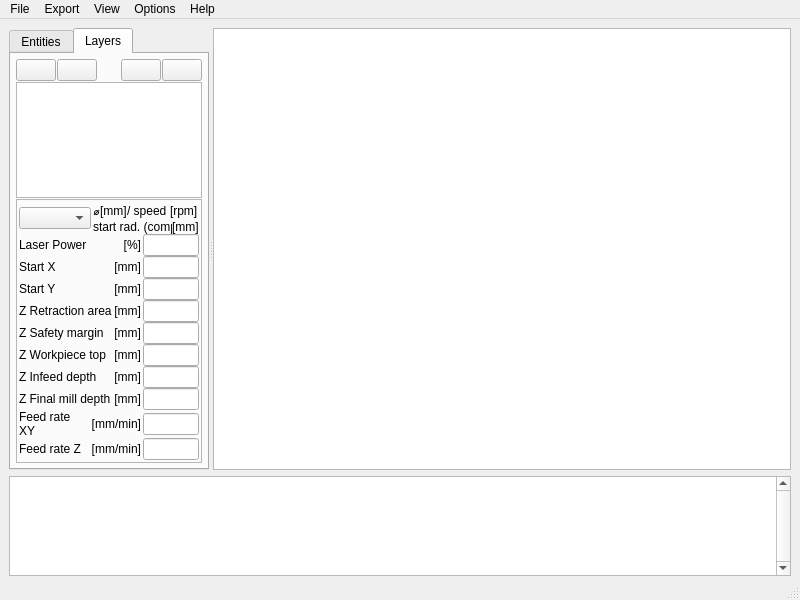
Qt form dxf2gcode.ui (Poofjunior/dxf2gcode) before a commit.
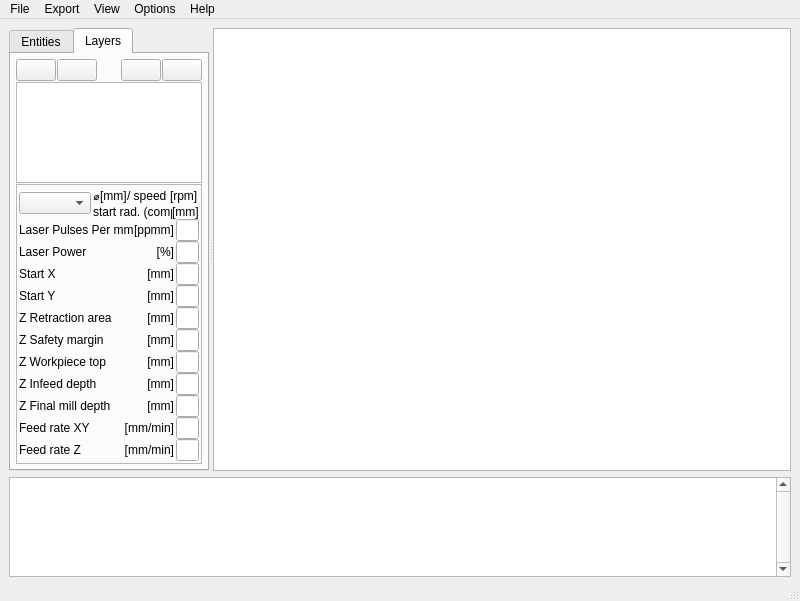
The same form after that commit. Icons and pictures are not drawn. Custom widgets are drawn as their Qt base class.

Commit message: implemented ppmm and laser power level for each shape

```diff
--- a/dxf2gcode.ui
+++ b/dxf2gcode.ui
@@ -10,7 +10,7 @@
     <x>0</x>
     <y>0</y>
     <width>800</width>
-    <height>600</height>
+    <height>601</height>
    </rect>
   </property>
   <property name="windowTitle">
@@ -410,7 +410,7 @@
               <property name="verticalSpacing">
                <number>0</number>
               </property>
-              <item row="3" column="1">
+              <item row="5" column="1">
                <widget class="QLineEdit" name="startAtYLineEdit">
                 <property name="sizePolicy">
                  <sizepolicy hsizetype="Preferred" vsizetype="Fixed">
@@ -420,7 +420,7 @@
                 </property>
                </widget>
               </item>
-              <item row="7" column="1">
+              <item row="9" column="1">
                <widget class="QLineEdit" name="zInitialMillDepthLineEdit">
                 <property name="sizePolicy">
                  <sizepolicy hsizetype="Preferred" vsizetype="Fixed">
@@ -433,7 +433,7 @@
                 </property>
                </widget>
               </item>
-              <item row="10" column="0">
+              <item row="12" column="0">
                <layout class="QHBoxLayout" name="horizontalLayout_13">
                 <property name="spacing">
                  <number>2</number>
@@ -466,7 +466,7 @@
                 </item>
                </layout>
               </item>
-              <item row="9" column="0">
+              <item row="11" column="0">
                <layout class="QHBoxLayout" name="horizontalLayout_12">
                 <property name="spacing">
                  <number>2</number>
@@ -496,7 +496,7 @@
                 </item>
                </layout>
               </item>
-              <item row="8" column="1">
+              <item row="10" column="1">
                <widget class="QLineEdit" name="zInfeedDepthLineEdit">
                 <property name="sizePolicy">
                  <sizepolicy hsizetype="Preferred" vsizetype="Fixed">
@@ -506,7 +506,7 @@
                 </property>
                </widget>
               </item>
-              <item row="8" column="0">
+              <item row="10" column="0">
                <layout class="QHBoxLayout" name="horizontalLayout_11">
                 <property name="spacing">
                  <number>2</number>
@@ -536,7 +536,7 @@
                 </item>
                </layout>
               </item>
-              <item row="6" column="1">
+              <item row="8" column="1">
                <widget class="QLineEdit" name="zSafetyMarginLineEdit">
                 <property name="sizePolicy">
                  <sizepolicy hsizetype="Preferred" vsizetype="Fixed">
@@ -546,7 +546,7 @@
                 </property>
                </widget>
               </item>
-              <item row="9" column="1">
+              <item row="11" column="1">
                <widget class="QLineEdit" name="zFinalMillDepthLineEdit">
                 <property name="sizePolicy">
                  <sizepolicy hsizetype="Preferred" vsizetype="Fixed">
@@ -556,7 +556,7 @@
                 </property>
                </widget>
               </item>
-              <item row="6" column="0">
+              <item row="8" column="0">
                <layout class="QHBoxLayout" name="horizontalLayout_9">
                 <property name="spacing">
                  <number>2</number>
@@ -586,7 +586,7 @@
                 </item>
                </layout>
               </item>
-              <item row="4" column="1">
+              <item row="6" column="1">
                <widget class="QLineEdit" name="zRetractionArealLineEdit">
                 <property name="sizePolicy">
                  <sizepolicy hsizetype="Preferred" vsizetype="Fixed">
@@ -596,7 +596,7 @@
                 </property>
                </widget>
               </item>
-              <item row="4" column="0">
+              <item row="6" column="0">
                <layout class="QHBoxLayout" name="horizontalLayout_8">
                 <property name="spacing">
                  <number>2</number>
@@ -626,7 +626,7 @@
                 </item>
                </layout>
               </item>
-              <item row="7" column="0">
+              <item row="9" column="0">
                <layout class="QHBoxLayout" name="horizontalLayout_10">
                 <property name="spacing">
                  <number>2</number>
@@ -656,7 +656,7 @@
                 </item>
                </layout>
               </item>
-              <item row="11" column="1">
+              <item row="13" column="1">
                <widget class="QLineEdit" name="g1FeedZLineEdit">
                 <property name="sizePolicy">
                  <sizepolicy hsizetype="Preferred" vsizetype="Fixed">
@@ -666,7 +666,7 @@
                 </property>
                </widget>
               </item>
-              <item row="2" column="0">
+              <item row="4" column="0">
                <layout class="QHBoxLayout" name="horizontalLayout_6">
                 <property name="spacing">
                  <number>2</number>
@@ -696,7 +696,7 @@
                 </item>
                </layout>
               </item>
-              <item row="10" column="1">
+              <item row="12" column="1">
                <widget class="QLineEdit" name="g1FeedXYLineEdit">
                 <property name="sizePolicy">
                  <sizepolicy hsizetype="Preferred" vsizetype="Fixed">
@@ -706,7 +706,7 @@
                 </property>
                </widget>
               </item>
-              <item row="11" column="0">
+              <item row="13" column="0">
                <layout class="QHBoxLayout" name="horizontalLayout_14">
                 <property name="spacing">
                  <number>2</number>
@@ -739,7 +739,7 @@
                 </item>
                </layout>
               </item>
-              <item row="3" column="0">
+              <item row="5" column="0">
                <layout class="QHBoxLayout" name="horizontalLayout_7">
                 <property name="spacing">
                  <number>2</number>
@@ -769,7 +769,7 @@
                 </item>
                </layout>
               </item>
-              <item row="2" column="1">
+              <item row="4" column="1">
                <widget class="QLineEdit" name="startAtXLineEdit">
                 <property name="sizePolicy">
                  <sizepolicy hsizetype="Preferred" vsizetype="Fixed">
@@ -779,7 +779,7 @@
                 </property>
                </widget>
               </item>
-              <item row="0" column="0">
+              <item row="2" column="0">
                <layout class="QHBoxLayout" name="horizontalLayout_15">
                 <item>
                  <widget class="QLabel" name="label_15">
@@ -803,6 +803,27 @@
                 </item>
                </layout>
               </item>
+              <item row="0" column="0">
+               <layout class="QHBoxLayout" name="horizontalLayout_16">
+                <item>
+                 <widget class="QLabel" name="label_16">
+                  <property name="text">
+                   <string>Laser Pulses Per mm</string>
+                  </property>
+                 </widget>
+                </item>
+                <item>
+                 <widget class="QLabel" name="unitLabel_11">
+                  <property name="text">
+                   <string>[ppmm]</string>
+                  </property>
+                 </widget>
+                </item>
+               </layout>
+              </item>
+              <item row="2" column="1">
+               <widget class="QLineEdit" name="laserPowerLineEdit"/>
+              </item>
               <item row="0" column="1">
                <widget class="QLineEdit" name="laserPowerEdit"/>
               </item>
```
Left out of the diff: 2 changed lines with no effect on the pictures. The commit also changes 9 other files.
